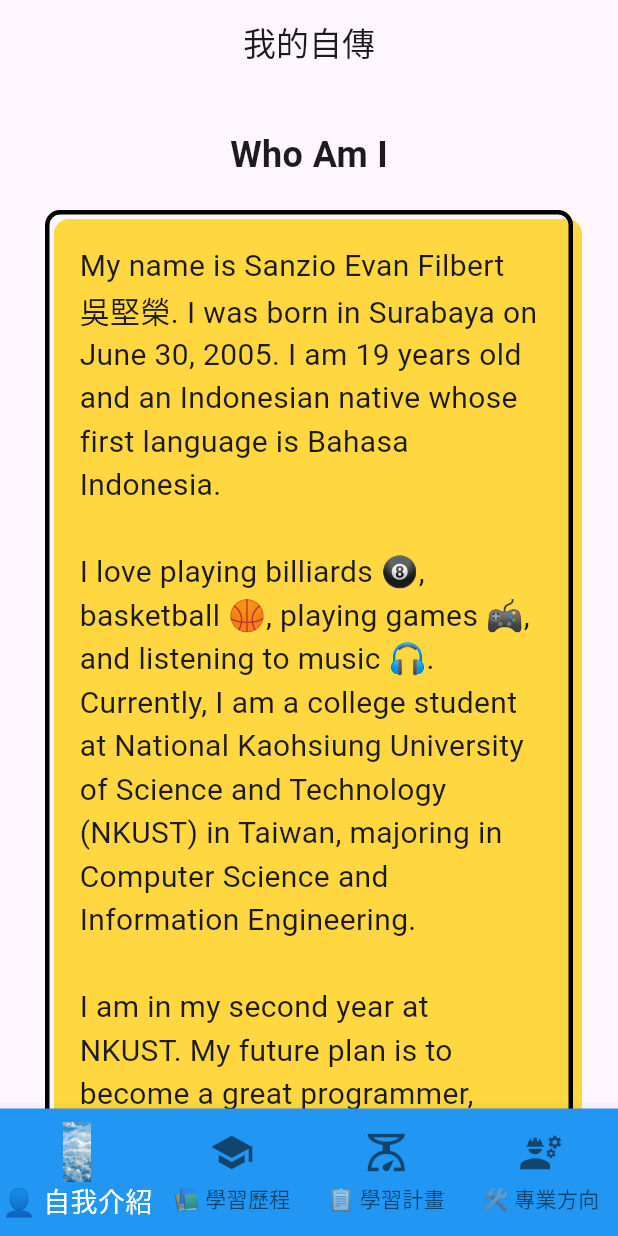
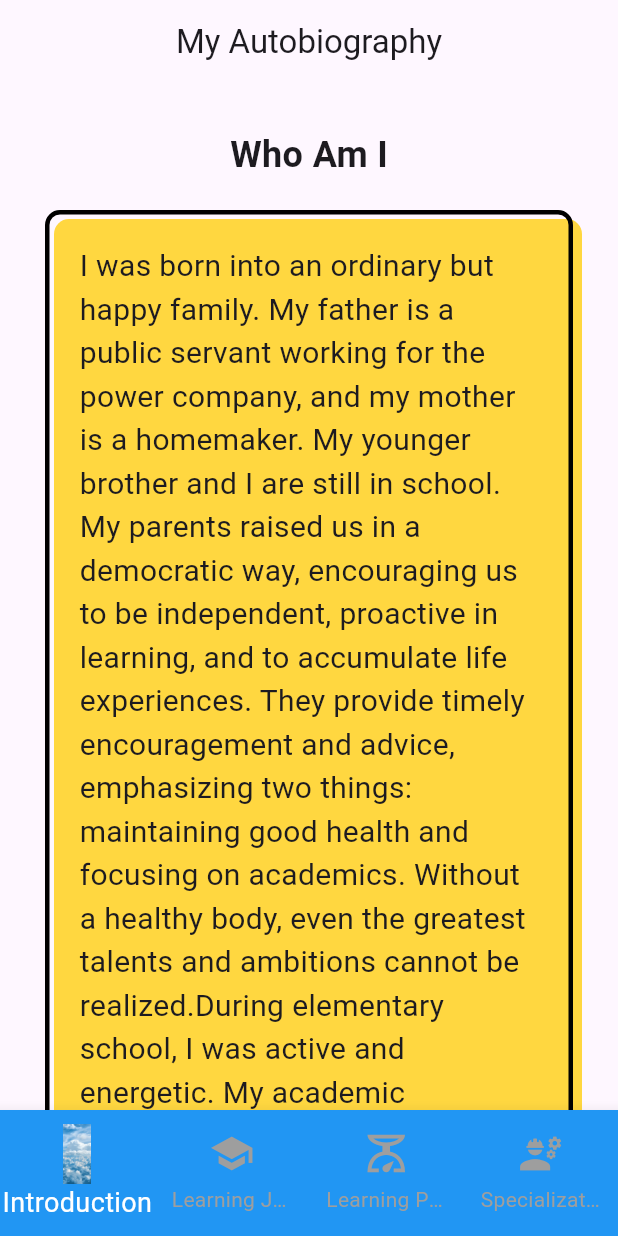
Before and after one commit to sanzio30/sanzio, a Flutter app: the screen it shows after launch, on a phone screen of 412 x 824 dp. Run offline on Flutter 3.47's test engine with Material 3 defaults, Android fonts, the phone set to English and light mode, and no system bars; our stand-ins replace audioplayers.

Commit message:
first commit

```diff
--- a/1131202Autobiography-master/lib/main.dart
+++ b/1131202Autobiography-master/lib/main.dart
@@ -12,18 +12,16 @@ class MyApp extends StatelessWidget {
   @override
   Widget build(BuildContext context) {
     return MaterialApp(
-      title: 'Autobiography',
+      title: 'Autobiography App',
       debugShowCheckedModeBanner: false,
-      theme: ThemeData(
-        primarySwatch: Colors.teal,
-      ),
+      theme: ThemeData(primarySwatch: Colors.green),
       home: HomePage(),
     );
   }
 }
 
 class HomePage extends StatefulWidget {
-  const HomePage({super.key});
+  const HomePage({Key? key}) : super(key: key);
 
   @override
   State<HomePage> createState() => _HomePageState();
@@ -37,15 +35,20 @@ class _HomePageState extends State<HomePage> {
     Screen4(),
   ];
 
-  int previousIndex = 0;
   int currentIndex = 0;
+
+  void playAudio(int index) {
+    player.stop();
+    player.play(AssetSource('${index + 1}.mp3'));
+  }
 
   @override
   Widget build(BuildContext context) {
-    if (currentIndex == 0) player.play(AssetSource("1.mp3"));
+    if (currentIndex == 0) playAudio(0);
+
     return Scaffold(
       appBar: AppBar(
-        title: Text('我的自傳'),
+        title: Text('My Autobiography'),
         centerTitle: true,
       ),
       body: tabs[currentIndex],
@@ -53,54 +56,37 @@ class _HomePageState extends State<HomePage> {
         type: BottomNavigationBarType.fixed,
         backgroundColor: Colors.blue,
         selectedItemColor: Colors.white,
+        unselectedItemColor: Colors.grey,
         selectedFontSize: 18,
         unselectedFontSize: 14,
         iconSize: 30,
         currentIndex: currentIndex,
         items: [
           BottomNavigationBarItem(
-            icon: currentIndex == 0
-                ? Image.asset('assets/f1.jpg', width: 40, height: 40,)
-                : Image.asset('assets/f1.jpg', width: 30, height: 30,),
-            label: '👤 自我介紹',
+            icon: Image.asset(
+              'assets/f1.jpg',
+              width: currentIndex == 0 ? 40 : 30,
+              height: currentIndex == 0 ? 40 : 30,
+            ),
+            label: 'Introduction',
           ),
           BottomNavigationBarItem(
             icon: Icon(Icons.school),
-            label: '📚 學習歷程',
+            label: 'Learning Journey',
           ),
           BottomNavigationBarItem(
             icon: Icon(Icons.scale_outlined),
-            label: '📋 學習計畫',
+            label: 'Learning Plan',
           ),
           BottomNavigationBarItem(
             icon: Icon(Icons.engineering),
-            label: '🛠️ 專業方向',
+            label: 'Specialization',
           ),
         ],
         onTap: (index) {
           setState(() {
-            previousIndex = currentIndex;
             currentIndex = index;
-            if (index == 0) {
-              if (previousIndex == currentIndex) player.resume();
-              player.stop();
-              player.play(AssetSource("1.mp3"));
-            }
-            if (index == 1) {
-              if (previousIndex == currentIndex) player.resume();
-              player.stop();
-              player.play(AssetSource("2.mp3"));
-            }
-            if (index == 2) {
-              if (previousIndex == currentIndex) player.resume();
-              player.stop();
-              player.play(AssetSource("3.mp3"));
-            }
-            if (index == 3) {
-              if (previousIndex == currentIndex) player.resume();
-              player.stop();
-              player.play(AssetSource("4.mp3"));
-            }
+            playAudio(index);
           });
         },
       ),
@@ -109,29 +95,27 @@ class _HomePageState extends State<HomePage> {
 }
 
 class Screen1 extends StatelessWidget {
-  Screen1({super.key});
-
-  String s1 = 'My name is Sanzio Evan Filbert 吳堅榮. I was born in Surabaya on June 30, 2005. I am 19 years old and an Indonesian native whose first language is Bahasa Indonesia. \n\n'
-      'I love playing billiards 🎱, basketball 🏀, playing games 🎮, and listening to music 🎧. Currently, I am a college student at National Kaohsiung University of Science and Technology (NKUST) in Taiwan, majoring in Computer Science and Information Engineering. \n\n'
-      'I am in my second year at NKUST. My future plan is to become a great programmer, contributing to the tech industry and solving meaningful problems through coding and innovation.';
+  final String autobiography =
+      'I was born into an ordinary but happy family. My father is a public servant working for the power company, and my mother is a homemaker. My younger brother and I are still in school. My parents raised us in a democratic way, encouraging us to be independent, proactive in learning, and to accumulate life experiences. They provide timely encouragement and advice, emphasizing two things: maintaining good health and focusing on academics. Without a healthy body, even the greatest talents and ambitions cannot be realized.'
+      'During elementary school, I was active and energetic. My academic performance was average, but I excelled in extracurricular activities, serving as a class leader and participating in the school band and patrol team. I was also selected for the school high jump team.'
+      'After graduating from elementary school, I attended a private middle school with strict rules, which helped me become more disciplined and mature. In middle school, I represented my school in a county-level award ceremony and delivered a speech at the graduation ceremony.'
+      'In high school, every day felt fulfilling and joyful. The students were known for balancing hard work and fun. I constantly pushed myself to achieve this balance. In academics, I maintained good grades by paying close attention in class, thoroughly understanding the concepts taught, and asking questions whenever I had doubts. This approach allowed me to complete my studies efficiently and have extra time for extracurricular activities. Among all subjects, I particularly enjoyed math, chemistry, and biology. Math and chemistry honed my organizational and analytical skills, while biology provided insights into human life and mysteries.';
 
   @override
   Widget build(BuildContext context) {
     return SingleChildScrollView(
       child: Column(
         children: [
-          // Title
           Padding(
-            padding: EdgeInsets.fromLTRB(20, 30, 20, 20),
+            padding: const EdgeInsets.fromLTRB(20, 30, 20, 20),
             child: Text(
               'Who Am I',
               style: TextStyle(fontSize: 24, fontWeight: FontWeight.bold),
             ),
           ),
-          // Autobiography content
           Container(
-            padding: EdgeInsets.all(20),
-            margin: EdgeInsets.fromLTRB(30, 0, 30, 50),
+            padding: const EdgeInsets.all(20),
+            margin: const EdgeInsets.fromLTRB(30, 0, 30, 50),
             decoration: BoxDecoration(
               border: Border.all(color: Colors.black, width: 3),
               borderRadius: BorderRadius.circular(10),
@@ -140,55 +124,36 @@ class Screen1 extends StatelessWidget {
               ],
             ),
             child: Text(
-              s1,
+              autobiography,
               style: TextStyle(fontSize: 20),
             ),
           ),
           SizedBox(height: 15),
-          Container(
-            color: Colors.redAccent,
-            child: Image.asset('assets/f1.jpg'),
-            height: 200,
-            width: 200,
-          ),
+          Image.asset('assets/f1.jpg', height: 200, width: 200),
           SizedBox(height: 30),
           Row(
             mainAxisAlignment: MainAxisAlignment.spaceEvenly,
             children: [
-              Container(
-                width: 150,
-                height: 150,
-                decoration: BoxDecoration(
-                  border: Border.all(
-                      color: Colors.purple,
-                      width: 2,
-                      style: BorderStyle.solid),
-                  borderRadius: BorderRadius.circular(30),
-                  image: DecorationImage(
-                    image: AssetImage('assets/f1.jpg'),
-                    fit: BoxFit.cover,
-                  ),
-                ),
-              ),
-              SizedBox(width: 10),
-              Container(
-                width: 150,
-                height: 150,
-                decoration: BoxDecoration(
-                  border: Border.all(
-                      color: Colors.purple,
-                      width: 2,
-                      style: BorderStyle.solid),
-                  borderRadius: BorderRadius.circular(30),
-                  image: DecorationImage(
-                    image: AssetImage('assets/f1.jpg'),
-                    fit: BoxFit.cover,
-                  ),
-                ),
-              ),
+              _buildImageContainer('assets/f1.jpg'),
+              _buildImageContainer('assets/f1.jpg'),
             ],
           ),
         ],
+      ),
+    );
+  }
+
+  Widget _buildImageContainer(String imagePath) {
+    return Container(
+      width: 150,
+      height: 150,
+      decoration: BoxDecoration(
+        border: Border.all(color: Colors.purple, width: 2),
+        borderRadius: BorderRadius.circular(30),
+        image: DecorationImage(
+          image: AssetImage(imagePath),
+          fit: BoxFit.cover,
+        ),
       ),
     );
   }
@@ -198,8 +163,9 @@ class Screen2 extends StatelessWidget {
   @override
   Widget build(BuildContext context) {
     return Center(
-      child: Container(
-        child: Text('📚 學習歷程 (Learning Journey)'),
+      child: Text(
+        'Learning Journey',
+        style: TextStyle(fontSize: 24, fontWeight: FontWeight.bold),
       ),
     );
   }
@@ -208,31 +174,20 @@ class Screen2 extends StatelessWidget {
 class Screen3 extends StatelessWidget {
   @override
   Widget build(BuildContext context) {
-    return Container(
+    return Padding(
+      padding: const EdgeInsets.all(20),
       child: Column(
+        crossAxisAlignment: CrossAxisAlignment.start,
         children: [
-          Row(
-            mainAxisAlignment: MainAxisAlignment.start,
+          Text('First Year Goals', style: TextStyle(fontSize: 24, fontWeight: FontWeight.bold)),
+          SizedBox(height: 10),
+          ListView(
+            shrinkWrap: true,
             children: [
-              Text('📋 學習計畫 (Learning Plan)'),
-            ],
-          ),
-          SizedBox(height: 10),
-          Row(
-            mainAxisAlignment: MainAxisAlignment.end,
-            children: [
-              Container(
-                height: 200,
-                width: 200,
-                child: ListView(
-                  children: [
-                    Text('🌍 1. 學好英文 (Improve English)'),
-                    Text('💻 2. 組合語言 (Learn Programming)'),
-                    Text('🏆 3. 考取證照 (Obtain Certifications)'),
-                    Text('🤝 4. 人際關係 (Build Relationships)'),
-                  ],
-                ),
-              ),
+              Text('1. Improve English proficiency'),
+              Text('2. Learn assembly language'),
+              Text('3. Obtain certifications'),
+              Text('4. Build interpersonal skills'),
             ],
           ),
         ],
@@ -245,8 +200,9 @@ class Screen4 extends StatelessWidget {
   @override
   Widget build(BuildContext context) {
     return Center(
-      child: Container(
-        child: Text('🛠️ 專業方向 (Professional Focus)'),
+      child: Text(
+        'Specialization',
+        style: TextStyle(fontSize: 24, fontWeight: FontWeight.bold),
       ),
     );
   }
```
Also changed, not shown: 1 other file.
